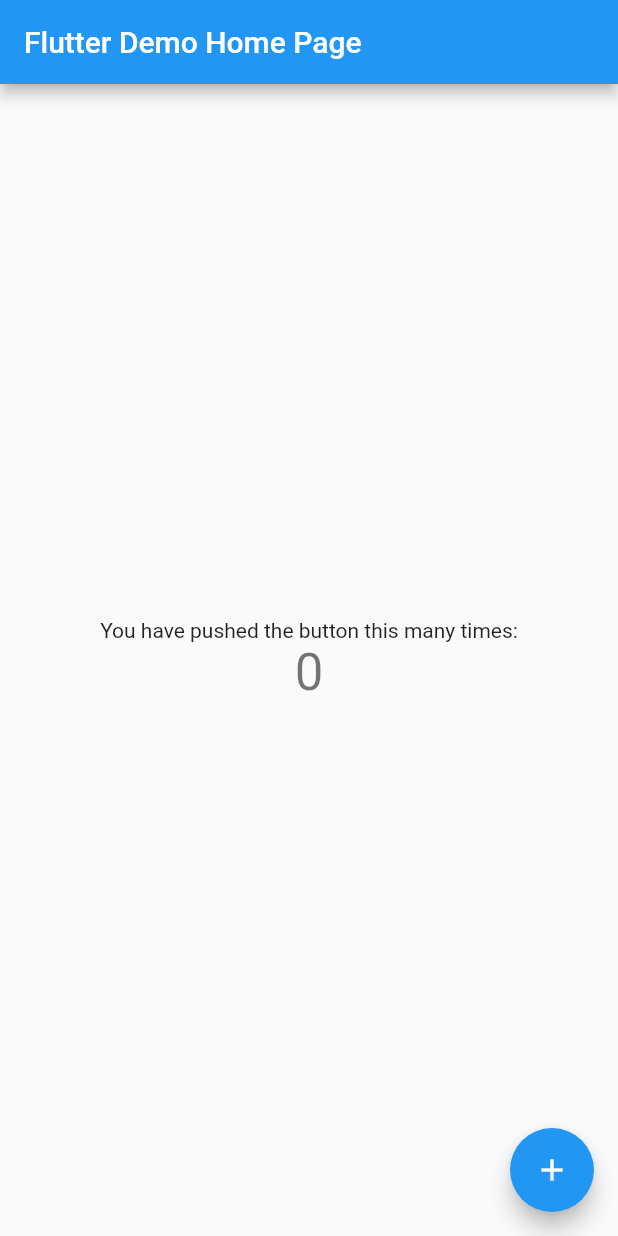
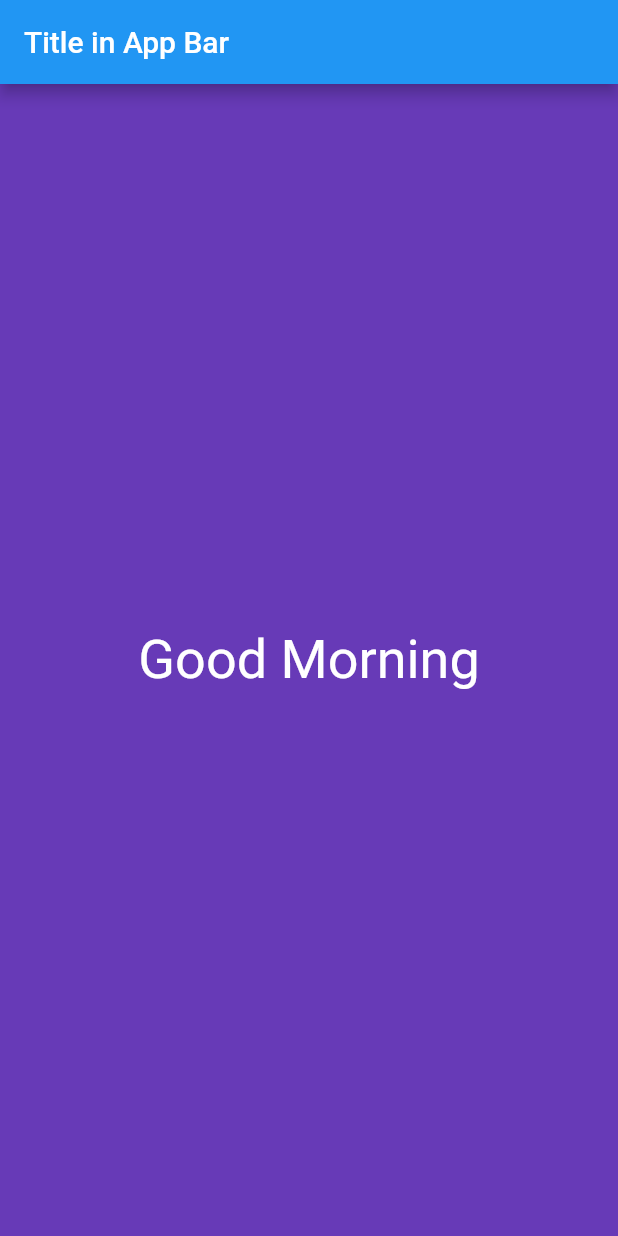
Before and after one commit to JasperGuldentops/gust_jasper_project, a Flutter app: the screen it shows after launch, on a phone screen of 412 x 824 dp. Run offline on Flutter 3.47's test engine with Material 2 defaults, Android fonts, the phone set to English and light mode, and no system bars.

Commit message:
Updated home page, added models and db file

```diff
--- a/lib/main.dart
+++ b/lib/main.dart
@@ -1,117 +1,15 @@
 import 'package:flutter/material.dart';
+import './pages/home.dart';
 
-void main() {
-  runApp(MyApp());
-}
+void main() => runApp(new HelloFlutterApp());
 
-class MyApp extends StatelessWidget {
-  // This widget is the root of your application.
+class HelloFlutterApp extends StatelessWidget {
   @override
   Widget build(BuildContext context) {
     return MaterialApp(
-      title: 'Flutter Demo',
-      theme: ThemeData(
-        // This is the theme of your application.
-        //
-        // Try running your application with "flutter run". You'll see the
-        // application has a blue toolbar. Then, without quitting the app, try
-        // changing the primarySwatch below to Colors.green and then invoke
-        // "hot reload" (press "r" in the console where you ran "flutter run",
-        // or simply save your changes to "hot reload" in a Flutter IDE).
-        // Notice that the counter didn't reset back to zero; the application
-        // is not restarted.
-        primarySwatch: Colors.blue,
-        // This makes the visual density adapt to the platform that you run
-        // the app on. For desktop platforms, the controls will be smaller and
-        // closer together (more dense) than on mobile platforms.
-        visualDensity: VisualDensity.adaptivePlatformDensity,
-      ),
-      home: MyHomePage(title: 'Flutter Demo Home Page'),
+      debugShowCheckedModeBanner: false,
+      title: 'App Name',
+      home: HomePage(),
     );
   }
 }
-
-class MyHomePage extends StatefulWidget {
-  MyHomePage({Key key, this.title}) : super(key: key);
-
-  // This widget is the home page of your application. It is stateful, meaning
-  // that it has a State object (defined below) that contains fields that affect
-  // how it looks.
-
-  // This class is the configuration for the state. It holds the values (in this
-  // case the title) provided by the parent (in this case the App widget) and
-  // used by the build method of the State. Fields in a Widget subclass are
-  // always marked "final".
-
-  final String title;
-
-  @override
-  _MyHomePageState createState() => _MyHomePageState();
-}
-
-class _MyHomePageState extends State<MyHomePage> {
-  int _counter = 0;
-
-  void _incrementCounter() {
-    setState(() {
-      // This call to setState tells the Flutter framework that something has
-      // changed in this State, which causes it to rerun the build method below
-      // so that the display can reflect the updated values. If we changed
-      // _counter without calling setState(), then the build method would not be
-      // called again, and so nothing would appear to happen.
-      _counter++;
-    });
-  }
-
-  @override
-  Widget build(BuildContext context) {
-    // This method is rerun every time setState is called, for instance as done
-    // by the _incrementCounter method above.
-    //
-    // The Flutter framework has been optimized to make rerunning build methods
-    // fast, so that you can just rebuild anything that needs updating rather
-    // than having to individually change instances of widgets.
-    return Scaffold(
-      appBar: AppBar(
-        // Here we take the value from the MyHomePage object that was created by
-        // the App.build method, and use it to set our appbar title.
-        title: Text(widget.title),
-      ),
-      body: Center(
-        // Center is a layout widget. It takes a single child and positions it
-        // in the middle of the parent.
-        child: Column(
-          // Column is also a layout widget. It takes a list of children and
-          // arranges them vertically. By default, it sizes itself to fit its
-          // children horizontally, and tries to be as tall as its parent.
-          //
-          // Invoke "debug painting" (press "p" in the console, choose the
-          // "Toggle Debug Paint" action from the Flutter Inspector in Android
-          // Studio, or the "Toggle Debug Paint" command in Visual Studio Code)
-          // to see the wireframe for each widget.
-          //
-          // Column has various properties to control how it sizes itself and
-          // how it positions its children. Here we use mainAxisAlignment to
-          // center the children vertically; the main axis here is the vertical
-          // axis because Columns are vertical (the cross axis would be
-          // horizontal).
-          mainAxisAlignment: MainAxisAlignment.center,
-          children: <Widget>[
-            Text(
-              'You have pushed the button this many times:',
-            ),
-            Text(
-              '$_counter',
-              style: Theme.of(context).textTheme.headline4,
-            ),
-          ],
-        ),
-      ),
-      floatingActionButton: FloatingActionButton(
-        onPressed: _incrementCounter,
-        tooltip: 'Increment',
-        child: Icon(Icons.add),
-      ), // This trailing comma makes auto-formatting nicer for build methods.
-    );
-  }
-}
```
Also changed, not shown: json-server-local/db.json (added, +78 -0 lines), lib/models/bill.dart (added, +23 -0 lines), lib/models/bill_item.dart (added, +23 -0 lines), lib/pages/home.dart (added, +49 -0 lines), 2 other files.
